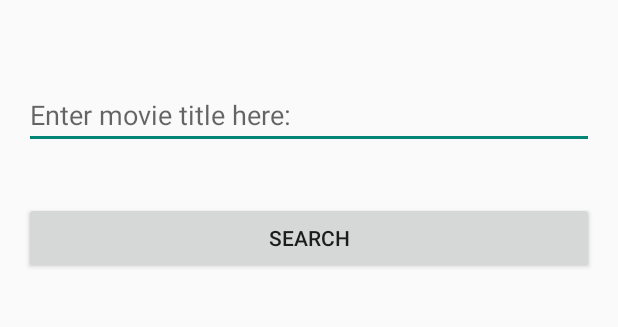
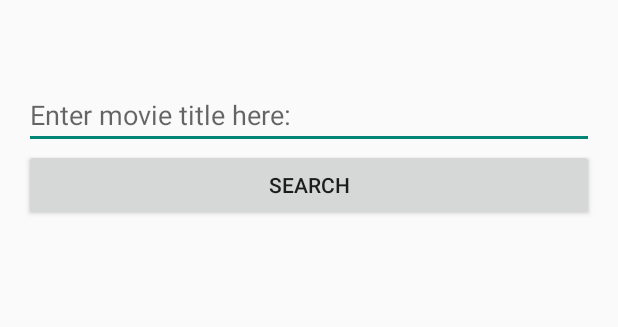
Before and after one commit to MJ94/MovieMagic, an Android app: the screen it shows after launch (MainActivity), on a phone screen of 412 x 824 dp, the part 173-500 px from its top. Run offline under Robolectric (Android 15) with nearby library versions, the phone set to English and light mode, and no system bars.

Commit message:
User-specified movie titles will now properly send from the main activity to the results activity (plus some UI tweaks).

```diff
--- a/app/src/main/res/layout/activity_main.xml
+++ b/app/src/main/res/layout/activity_main.xml
@@ -36,11 +36,11 @@
         android:layout_height="wrap_content"
         android:text="@string/btnSearch"
         android:id="@+id/btnSearch"
+        android:onClick="onClick"
         android:layout_below="@+id/etMovieTitle"
-        android:layout_marginTop="35dp"
         android:layout_alignParentLeft="true"
         android:layout_alignParentStart="true"
-        android:layout_alignParentRight="true"
-        android:layout_alignParentEnd="true" />
+        android:layout_alignRight="@+id/etMovieTitle"
+        android:layout_alignEnd="@+id/etMovieTitle" />
 
 </RelativeLayout>
--- a/app/src/main/res/values/strings.xml
+++ b/app/src/main/res/values/strings.xml
@@ -6,6 +6,6 @@
     <string name="tvAppName">Michael\'s Movie Magic</string>
     <string name="etTitle">Enter movie title here:</string>
     <string name="btnSearch">Search</string>
-    <string name="title_activity_results">ResultsActivity</string>
+    <string name="title_activity_results">Results</string>
 
 </resources>
```
Also changed, not shown: app/src/main/java/edu/css/mjackson1/moviemagic/ResultsActivity.java (+0 -10 lines).
